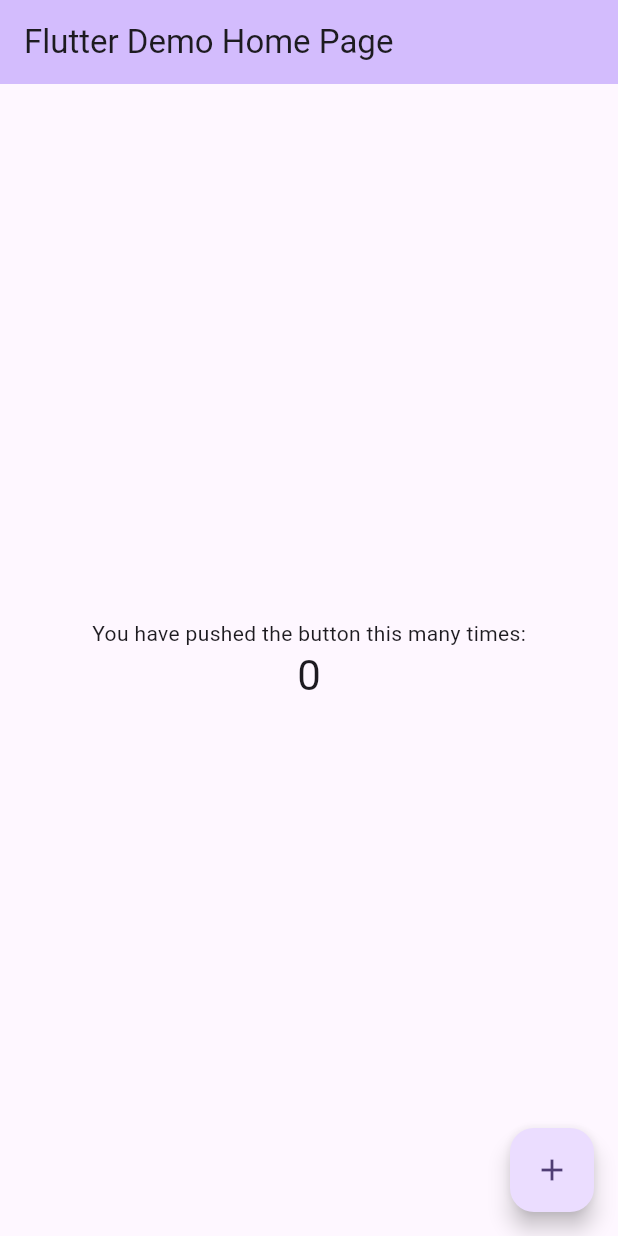
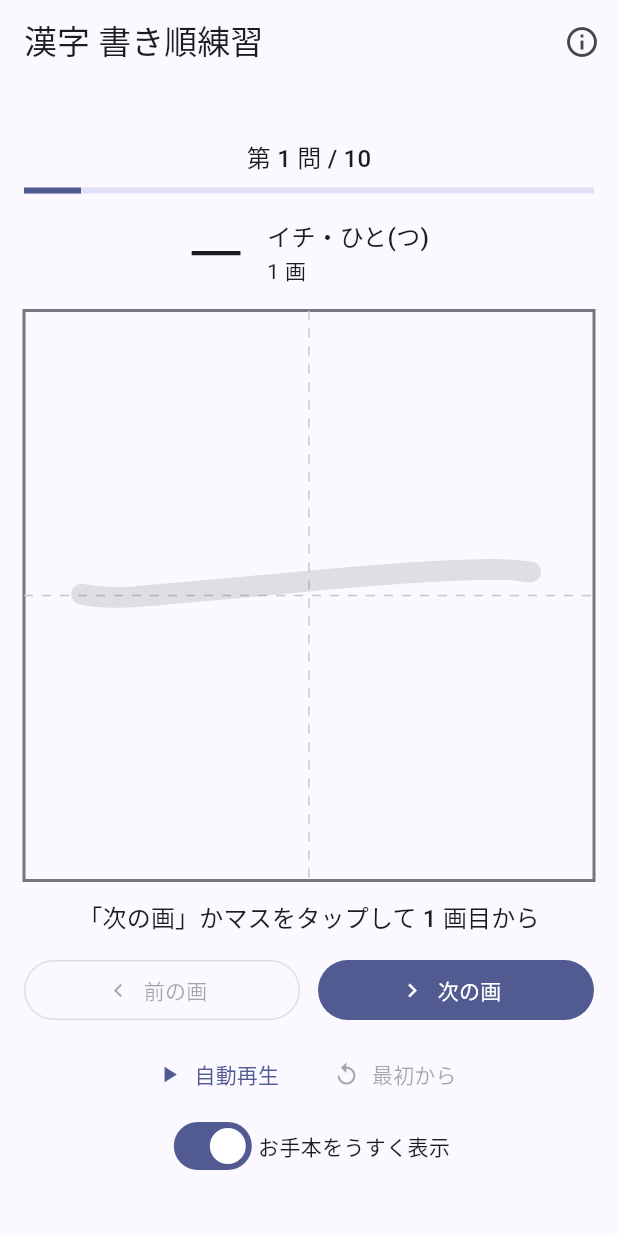
Before and after one commit to kazweda/kanji-app, a Flutter app: the screen it shows after launch, on a phone screen of 412 x 824 dp. Run offline on Flutter 3.47's test engine with Material 3 defaults, Android fonts, the phone set to English and light mode, and no system bars; our stand-ins replace path_drawing.

Commit message:
Add stroke order practice app using KanjiVG
Step through each kanji stroke by stroke with animation, for 10
first-grade kanji. KanjiVG SVGs are bundled under assets/kanjivg/.

Co-Authored-By: Claude Opus 5.5 <noreply@anthropic.com>

```diff
--- a/lib/main.dart
+++ b/lib/main.dart
@@ -1,122 +1,33 @@
 import 'package:flutter/material.dart';
+import 'package:flutter_localizations/flutter_localizations.dart';
+
+import 'src/practice_page.dart';
 
 void main() {
-  runApp(const MyApp());
+  runApp(const KanjiApp());
 }
 
-class MyApp extends StatelessWidget {
-  const MyApp({super.key});
+class KanjiApp extends StatelessWidget {
+  const KanjiApp({super.key});
 
-  // This widget is the root of your application.
   @override
   Widget build(BuildContext context) {
     return MaterialApp(
-      title: 'Flutter Demo',
+      title: '漢字 書き順練習',
+      // 漢字を日本語の字形で表示するため、ロケールを日本語に固定する。
+      locale: const Locale('ja'),
+      supportedLocales: const [Locale('ja')],
+      localizationsDelegates: GlobalMaterialLocalizations.delegates,
       theme: ThemeData(
-        // This is the theme of your application.
-        //
-        // TRY THIS: Try running your application with "flutter run". You'll see
-        // the application has a purple toolbar. Then, without quitting the app,
-        // try changing the seedColor in the colorScheme below to Colors.green
-        // and then invoke "hot reload" (save your changes or press the "hot
-        // reload" button in a Flutter-supported IDE, or press "r" if you used
-        // the command line to start the app).
-        //
-        // Notice that the counter didn't reset back to zero; the application
-        // state is not lost during the reload. To reset the state, use hot
-        // restart instead.
-        //
-        // This works for code too, not just values: Most code changes can be
-        // tested with just a hot reload.
-        colorScheme: .fromSeed(seedColor: Colors.deepPurple),
+        colorScheme: ColorScheme.fromSeed(seedColor: Colors.indigo),
       ),
-      home: const MyHomePage(title: 'Flutter Demo Home Page'),
+      darkTheme: ThemeData(
+        colorScheme: ColorScheme.fromSeed(
+          seedColor: Colors.indigo,
+          brightness: Brightness.dark,
+        ),
+      ),
+      home: const PracticePage(),
     );
   }
 }
-
-class MyHomePage extends StatefulWidget {
-  const MyHomePage({super.key, required this.title});
-
-  // This widget is the home page of your application. It is stateful, meaning
-  // that it has a State object (defined below) that contains fields that affect
-  // how it looks.
-
-  // This class is the configuration for the state. It holds the values (in this
-  // case the title) provided by the parent (in this case the App widget) and
-  // used by the build method of the State. Fields in a Widget subclass are
-  // always marked "final".
-
-  final String title;
-
-  @override
-  State<MyHomePage> createState() => _MyHomePageState();
-}
-
-class _MyHomePageState extends State<MyHomePage> {
-  int _counter = 0;
-
-  void _incrementCounter() {
-    setState(() {
-      // This call to setState tells the Flutter framework that something has
-      // changed in this State, which causes it to rerun the build method below
-      // so that the display can reflect the updated values. If we changed
-      // _counter without calling setState(), then the build method would not be
-      // called again, and so nothing would appear to happen.
-      _counter++;
-    });
-  }
-
-  @override
-  Widget build(BuildContext context) {
-    // This method is rerun every time setState is called, for instance as done
-    // by the _incrementCounter method above.
-    //
-    // The Flutter framework has been optimized to make rerunning build methods
-    // fast, so that you can just rebuild anything that needs updating rather
-    // than having to individually change instances of widgets.
-    return Scaffold(
-      appBar: AppBar(
-        // TRY THIS: Try changing the color here to a specific color (to
-        // Colors.amber, perhaps?) and trigger a hot reload to see the AppBar
-        // change color while the other colors stay the same.
-        backgroundColor: Theme.of(context).colorScheme.inversePrimary,
-        // Here we take the value from the MyHomePage object that was created by
-        // the App.build method, and use it to set our appbar title.
-        title: Text(widget.title),
-      ),
-      body: Center(
-        // Center is a layout widget. It takes a single child and positions it
-        // in the middle of the parent.
-        child: Column(
-          // Column is also a layout widget. It takes a list of children and
-          // arranges them vertically. By default, it sizes itself to fit its
-          // children horizontally, and tries to be as tall as its parent.
-          //
-          // Column has various properties to control how it sizes itself and
-          // how it positions its children. Here we use mainAxisAlignment to
-          // center the children vertically; the main axis here is the vertical
-          // axis because Columns are vertical (the cross axis would be
-          // horizontal).
-          //
-          // TRY THIS: Invoke "debug painting" (choose the "Toggle Debug Paint"
-          // action in the IDE, or press "p" in the console), to see the
-          // wireframe for each widget.
-          mainAxisAlignment: .center,
-          children: [
-            const Text('You have pushed the button this many times:'),
-            Text(
-              '$_counter',
-              style: Theme.of(context).textTheme.headlineMedium,
-            ),
-          ],
-        ),
-      ),
-      floatingActionButton: FloatingActionButton(
-        onPressed: _incrementCounter,
-        tooltip: 'Increment',
-        child: const Icon(Icons.add),
-      ),
-    );
-  }
-}
--- /dev/null
+++ b/lib/src/kanji_data.dart
@@ -0,0 +1,22 @@
+/// 練習問題の 1 文字分の情報。
+class KanjiEntry {
+  const KanjiEntry(this.kanji, this.reading);
+
+  final String kanji;
+  final String reading;
+}
+
+/// 練習する漢字（小学 1 年生で習う漢字から 10 字）。
+/// 各文字の SVG は assets/kanjivg/ に同梱している。
+const kanjiList = [
+  KanjiEntry('一', 'イチ・ひと(つ)'),
+  KanjiEntry('山', 'サン・やま'),
+  KanjiEntry('川', 'セン・かわ'),
+  KanjiEntry('日', 'ニチ・ひ'),
+  KanjiEntry('月', 'ゲツ・つき'),
+  KanjiEntry('木', 'モク・き'),
+  KanjiEntry('水', 'スイ・みず'),
+  KanjiEntry('火', 'カ・ひ'),
+  KanjiEntry('右', 'ウ・みぎ'),
+  KanjiEntry('学', 'ガク・まな(ぶ)'),
+];
--- /dev/null
+++ b/lib/src/kanjivg.dart
@@ -0,0 +1,67 @@
+import 'dart:ui';
+
+import 'package:flutter/services.dart';
+import 'package:path_drawing/path_drawing.dart';
+import 'package:xml/xml.dart';
+
+/// KanjiVG の座標系（viewBox="0 0 109 109"）の一辺の長さ。
+const double kanjiVgSize = 109;
+
+/// KanjiVG の SVG から取り出した、1 文字分の書き順データ。
+class KanjiStrokes {
+  const KanjiStrokes({required this.strokes, required this.numberPositions});
+
+  /// 書き順どおりに並んだ各画のパス（KanjiVG 座標系）。
+  final List<Path> strokes;
+
+  /// 各画の画数番号を表示する位置（KanjiVG 座標系）。
+  final List<Offset> numberPositions;
+
+  int get length => strokes.length;
+
+  /// KanjiVG の SVG 文字列を解析する。
+  factory KanjiStrokes.parse(String svg) {
+    final doc = XmlDocument.parse(svg);
+
+    // 画のパスは id が "kvg:XXXXX-sN" の path 要素。N の順に並べる。
+    final strokeRe = RegExp(r'-s(\d+)$');
+    final paths = <(int, Path)>[];
+    for (final el in doc.findAllElements('path')) {
+      final m = strokeRe.firstMatch(el.getAttribute('id') ?? '');
+      final d = el.getAttribute('d');
+      if (m == null || d == null) continue;
+      paths.add((int.parse(m.group(1)!), parseSvgPathData(d)));
+    }
+    paths.sort((a, b) => a.$1.compareTo(b.$1));
+
+    // 画数番号は transform="matrix(1 0 0 1 x y)" の text 要素。
+    final numbers = <(int, Offset)>[];
+    for (final el in doc.findAllElements('text')) {
+      final n = int.tryParse(el.innerText.trim());
+      final values = RegExp(r'-?[\d.]+')
+          .allMatches(el.getAttribute('transform') ?? '')
+          .map((m) => double.parse(m.group(0)!))
+          .toList();
+      if (n == null || values.length < 6) continue;
+      numbers.add((n, Offset(values[4], values[5])));
+    }
+    numbers.sort((a, b) => a.$1.compareTo(b.$1));
+
+    return KanjiStrokes(
+      strokes: [for (final p in paths) p.$2],
+      numberPositions: [for (final n in numbers) n.$2],
+    );
+  }
+
+  /// アセットに同梱した KanjiVG の SVG を読み込む。
+  static Future<KanjiStrokes> load(String kanji) async {
+    final svg = await rootBundle.loadString(assetPathFor(kanji));
+    return KanjiStrokes.parse(svg);
+  }
+
+  /// KanjiVG のファイル名は Unicode コードポイントの 5 桁 16 進数。
+  static String assetPathFor(String kanji) {
+    final hex = kanji.runes.first.toRadixString(16).padLeft(5, '0');
+    return 'assets/kanjivg/$hex.svg';
+  }
+}
--- /dev/null
+++ b/lib/src/practice_page.dart
@@ -0,0 +1,317 @@
+import 'package:flutter/material.dart';
+import 'package:flutter/services.dart';
+
+import 'kanji_data.dart';
+import 'kanjivg.dart';
+import 'stroke_painter.dart';
+
+/// 書き順を 1 画ずつ進めながら練習する画面。
+class PracticePage extends StatefulWidget {
+  const PracticePage({super.key});
+
+  @override
+  State<PracticePage> createState() => _PracticePageState();
+}
+
+class _PracticePageState extends State<PracticePage>
+    with SingleTickerProviderStateMixin {
+  late final Future<List<KanjiStrokes>> _strokes = Future.wait([
+    for (final e in kanjiList) KanjiStrokes.load(e.kanji),
+  ]);
+
+  late final AnimationController _draw = AnimationController(
+    vsync: this,
+    duration: const Duration(milliseconds: 700),
+  )..addStatusListener(_onDrawStatus);
+
+  final _focusNode = FocusNode();
+
+  int _index = 0;
+  int _step = 0;
+  bool _autoPlay = false;
+  bool _showUpcoming = true;
+
+  // 現在の問題の画数。データ読み込み後に build で更新する。
+  int _strokeCount = 0;
+
+  bool get _finished => _index >= kanjiList.length;
+
+  @override
+  void dispose() {
+    _draw.dispose();
+    _focusNode.dispose();
+    super.dispose();
+  }
+
+  void _onDrawStatus(AnimationStatus status) {
+    if (status == AnimationStatus.completed && _autoPlay) {
+      if (_step < _strokeCount) {
+        _nextStroke();
+      } else {
+        setState(() => _autoPlay = false);
+      }
+    }
+  }
+
+  void _nextStroke() {
+    if (_step >= _strokeCount) return;
+    setState(() => _step++);
+    _draw.forward(from: 0);
+  }
+
+  void _prevStroke() {
+    if (_step == 0) return;
+    setState(() {
+      _step--;
+      _autoPlay = false;
+    });
+    _draw.value = 1;
+  }
+
+  void _restart() {
+    setState(() {
+      _step = 0;
+      _autoPlay = false;
+    });
+    _draw.value = 0;
+  }
+
+  void _toggleAutoPlay() {
+    if (_autoPlay) {
+      setState(() => _autoPlay = false);
+      return;
+    }
+    setState(() {
+      _autoPlay = true;
+      if (_step >= _strokeCount) _step = 0;
+    });
+    _nextStroke();
+  }
+
+  void _goTo(int index) {
+    setState(() {
+      _index = index;
+      _step = 0;
+      _autoPlay = false;
+    });
+    _draw.value = 0;
+  }
+
+  @override
+  Widget build(BuildContext context) {
+    return Scaffold(
+      appBar: AppBar(
+        title: const Text('漢字 書き順練習'),
+        actions: [
+          IconButton(
+            tooltip: 'このアプリについて',
+            icon: const Icon(Icons.info_outline),
+            onPressed: () => _showAbout(context),
+          ),
+        ],
+      ),
+      body: FutureBuilder(
+        future: _strokes,
+        builder: (context, snapshot) {
+          if (snapshot.hasError) {
+            return Center(child: Text('データを読み込めませんでした: ${snapshot.error}'));
+          }
+          if (!snapshot.hasData) {
+            return const Center(child: CircularProgressIndicator());
+          }
+          if (_finished) return _buildFinished(context);
+
+          final data = snapshot.data![_index];
+          _strokeCount = data.length;
+          return CallbackShortcuts(
+            bindings: {
+              const SingleActivator(LogicalKeyboardKey.arrowRight): _nextStroke,
+              const SingleActivator(LogicalKeyboardKey.space): _nextStroke,
+              const SingleActivator(LogicalKeyboardKey.arrowLeft): _prevStroke,
+            },
+            child: Focus(
+              focusNode: _focusNode,
+              autofocus: true,
+              child: _buildPractice(context, data),
+            ),
+          );
+        },
+      ),
+    );
+  }
+
+  Widget _buildPractice(BuildContext context, KanjiStrokes data) {
+    final theme = Theme.of(context);
+    final entry = kanjiList[_index];
+    final isLast = _index == kanjiList.length - 1;
+    final complete = _step >= data.length;
+
+    return Center(
+      child: SingleChildScrollView(
+        padding: const EdgeInsets.all(16),
+        child: ConstrainedBox(
+          constraints: const BoxConstraints(maxWidth: 420),
+          child: Column(
+            crossAxisAlignment: CrossAxisAlignment.stretch,
+            children: [
+              Text(
+                '第 ${_index + 1} 問 / ${kanjiList.length}',
+                style: theme.textTheme.titleMedium,
+                textAlign: TextAlign.center,
+              ),
+              const SizedBox(height: 8),
+              LinearProgressIndicator(value: (_index + 1) / kanjiList.length),
+              const SizedBox(height: 16),
+              Row(
+                mainAxisAlignment: MainAxisAlignment.center,
+                children: [
+                  Text(entry.kanji, style: theme.textTheme.displaySmall),
+                  const SizedBox(width: 16),
+                  Column(
+                    crossAxisAlignment: CrossAxisAlignment.start,
+                    children: [
+                      Text(entry.reading, style: theme.textTheme.titleMedium),
+                      Text(
+                        '${data.length} 画',
+                        style: theme.textTheme.bodyMedium,
+                      ),
+                    ],
+                  ),
+                ],
+              ),
+              const SizedBox(height: 16),
+              AspectRatio(
+                aspectRatio: 1,
+                child: GestureDetector(
+                  onTap: complete ? null : _nextStroke,
+                  child: AnimatedBuilder(
+                    animation: _draw,
+                    builder: (context, _) => CustomPaint(
+                      painter: StrokePainter(
+                        data: data,
+                        step: _step,
+                        progress: _draw.value,
+                        showUpcoming: _showUpcoming,
+                        colorScheme: theme.colorScheme,
+                      ),
+                    ),
+                  ),
+                ),
+              ),
+              const SizedBox(height: 12),
+              Text(
+                _step == 0
+                    ? '「次の画」かマスをタップして 1 画目から'
+                    : complete
+                    ? 'できあがり！（全 ${data.length} 画）'
+                    : '$_step / ${data.length} 画目',
+                style: theme.textTheme.titleMedium,
+                textAlign: TextAlign.center,
+              ),
+              const SizedBox(height: 12),
+              Row(
+                children: [
+                  Expanded(
+                    child: OutlinedButton.icon(
+                      onPressed: _step > 0 ? _prevStroke : null,
+                      icon: const Icon(Icons.chevron_left),
+                      label: const Text('前の画'),
+                    ),
+                  ),
+                  const SizedBox(width: 12),
+                  Expanded(
+                    child: complete
+                        ? FilledButton.icon(
+                            onPressed: () => _goTo(_index + 1),
+                            icon: Icon(
+                              isLast ? Icons.flag : Icons.arrow_forward,
+                            ),
+                            label: Text(isLast ? 'おわる' : '次の問題へ'),
+                          )
+                        : FilledButton.icon(
+                            onPressed: _nextStroke,
+                            icon: const Icon(Icons.chevron_right),
+                            label: const Text('次の画'),
+                          ),
+                  ),
+                ],
+              ),
+              const SizedBox(height: 8),
+              Wrap(
+                alignment: WrapAlignment.center,
+                crossAxisAlignment: WrapCrossAlignment.center,
+                spacing: 8,
+                children: [
+                  TextButton.icon(
+                    onPressed: _toggleAutoPlay,
+                    icon: Icon(_autoPlay ? Icons.pause : Icons.play_arrow),
+                    label: Text(_autoPlay ? '停止' : '自動再生'),
+                  ),
+                  TextButton.icon(
+                    onPressed: _step > 0 ? _restart : null,
+                    icon: const Icon(Icons.replay),
+                    label: const Text('最初から'),
+                  ),
+                  Row(
+                    mainAxisSize: MainAxisSize.min,
+                    children: [
+                      Switch(
+                        value: _showUpcoming,
+                        onChanged: (v) => setState(() => _showUpcoming = v),
+                      ),
+                      const Text('お手本をうすく表示'),
+                    ],
+                  ),
+                ],
+              ),
+            ],
+          ),
+        ),
+      ),
+    );
+  }
+
+  Widget _buildFinished(BuildContext context) {
+    final theme = Theme.of(context);
+    return Center(
+      child: Padding(
+        padding: const EdgeInsets.all(16),
+        child: Column(
+          mainAxisSize: MainAxisSize.min,
+          children: [
+            Icon(Icons.celebration, size: 64, color: theme.colorScheme.primary),
+            const SizedBox(height: 16),
+            Text(
+              '${kanjiList.length} 問 おわり！',
+              style: theme.textTheme.headlineMedium,
+            ),
+            const SizedBox(height: 8),
+            Text(
+              kanjiList.map((e) => e.kanji).join(' '),
+              style: theme.textTheme.headlineSmall,
+            ),
+            const SizedBox(height: 24),
+            FilledButton.icon(
+              onPressed: () => _goTo(0),
+              icon: const Icon(Icons.replay),
+              label: const Text('もう一度'),
+            ),
+          ],
+        ),
+      ),
+    );
+  }
+
+  void _showAbout(BuildContext context) {
+    showAboutDialog(
+      context: context,
+      applicationName: '漢字 書き順練習',
+      children: const [
+        Text(
+          '書き順データは KanjiVG（https://kanjivg.tagaini.net）を使用しています。\n'
+          'KanjiVG © Ulrich Apel, CC BY-SA 3.0',
+        ),
+      ],
+    );
+  }
+}
```
Also changed, not shown: lib/src/stroke_painter.dart (added, +135 -0 lines), pubspec.yaml (+7 -0 lines), assets/kanjivg/04e00.svg (added), assets/kanjivg/053f3.svg (added), assets/kanjivg/05b66.svg (added), assets/kanjivg/05c71.svg (added), assets/kanjivg/05ddd.svg (added), assets/kanjivg/065e5.svg (added), assets/kanjivg/06708.svg (added), assets/kanjivg/06728.svg (added), assets/kanjivg/06c34.svg (added), assets/kanjivg/0706b.svg (added), pubspec.lock, 2 other files.
